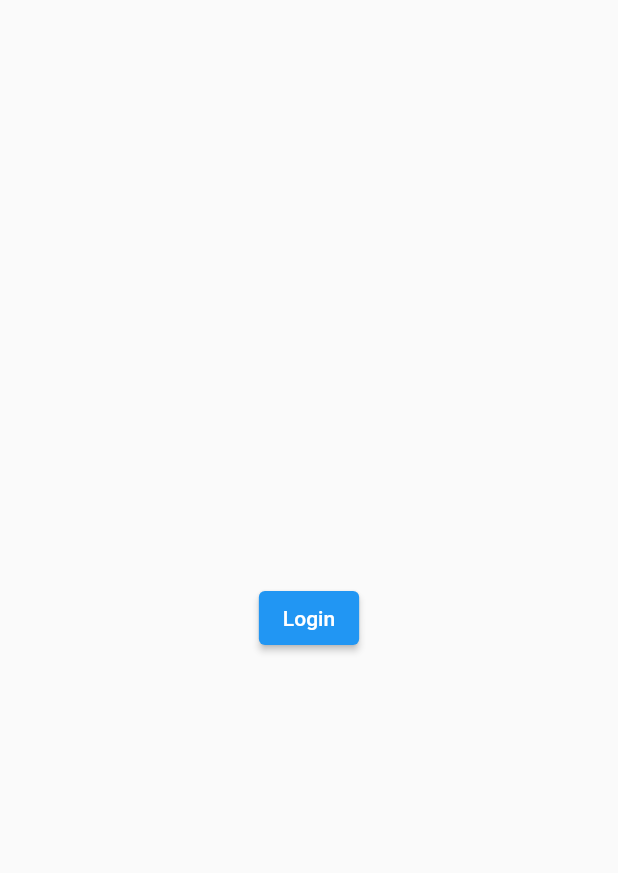
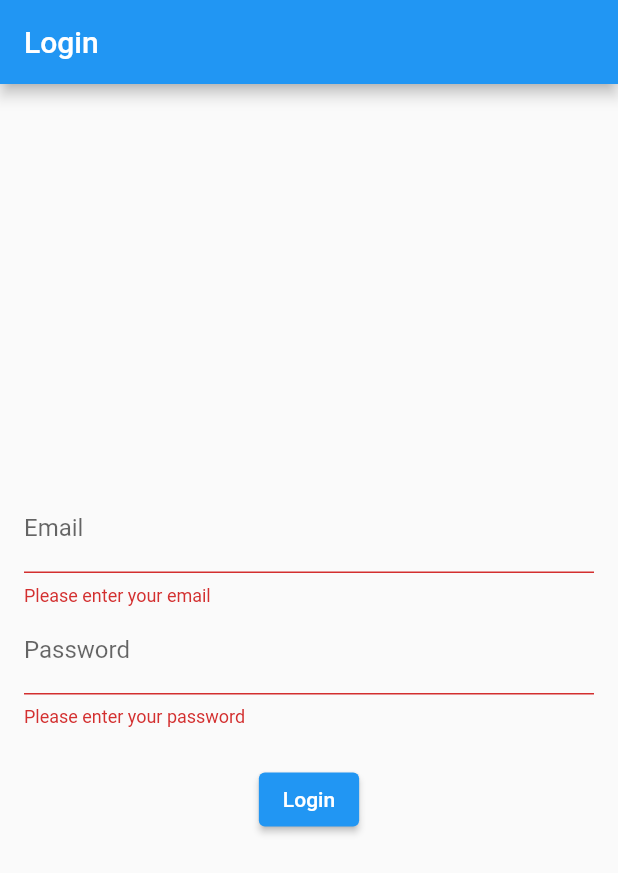
Before and after one commit to isomizer/-flutter-clean-architecture-template, a Flutter app: the screen it shows after launch, after a tap on "Login", on a phone screen of 412 x 824 dp. Shown: the top 873 px of the screen. Run offline on Flutter 3.47's test engine with Material 2 defaults, Android fonts, the phone set to English and light mode, and no system bars; our stand-ins replace flutter_riverpod, go_router, riverpod_annotation, stack_trace; missing offline and left inert: flutter_jailbreak_detection.

Commit message:
update login and seperate folder main app

```diff
--- a/lib/features/login/views/login_page.dart
+++ b/lib/features/login/views/login_page.dart
@@ -30,25 +30,56 @@ class _LoginPageState extends ConsumerState<LoginPage>
 
   @override
   Widget build(BuildContext context) {
+     final formKey = GlobalKey<FormState>();
     return Scaffold(
-      body: Center(
-        child: AnimatedBuilder(
-          animation: _controller,
-          builder: (context, child) {
-            return Column(
-              mainAxisAlignment: MainAxisAlignment.center,
-              children: [
-                if (_controller.isAnimating)
-                  CircularProgressIndicator(value: _controller.value)
-                else
-                  child!,
-              ],
-            );
-          },
-          child: ElevatedButton(
-            onPressed: _controller.forward,
-            child: const Text('Login'),
-          ),
+      appBar: AppBar(
+        title: const Text('Login'),
+      ),
+      body: Form(
+        key: formKey,
+        child: Column(
+          mainAxisAlignment: MainAxisAlignment.center,
+          children: [
+            Padding(
+              padding: const EdgeInsets.symmetric(horizontal: 16),
+              child: TextFormField(
+                decoration: const InputDecoration(
+                  labelText: 'Email',
+                ),
+                validator: (value) {
+                  if (value == null || value.isEmpty) {
+                    return 'Please enter your email';
+                  }
+                  return null;
+                },
+              ),
+            ),
+            Padding(
+              padding: const EdgeInsets.symmetric(horizontal: 16),
+              child: TextFormField(
+                obscureText: true,
+                decoration: const InputDecoration(
+                  labelText: 'Password',
+                ),
+                validator: (value) {
+                  if (value == null || value.isEmpty) {
+                    return 'Please enter your password';
+                  }
+                  return null;
+                },
+              ),
+            ),
+            const SizedBox(height: 24),
+            ElevatedButton(
+              onPressed: () {
+                if (formKey.currentState!.validate()) {
+                  // Process login
+                  ref.read(loggedInProvider.notifier).state = true;
+                }
+              },
+              child: const Text('Login'),
+            ),
+          ],
         ),
       ),
     );
--- a/lib/main.dart
+++ b/lib/main.dart
@@ -1,5 +1,5 @@
 import 'main_app/flavors.dart';
-import 'main_app/mainRunApp.dart';
+import 'main_app/main_run_app.dart';
 
 Future<void> main() async{
   F.appFlavor= Flavor.dev;
--- a/lib/main_app/main_dev.dart
+++ b/lib/main_app/main_dev.dart
@@ -1,5 +1,5 @@
 import 'flavors.dart';
-import 'mainRunApp.dart';
+import 'main_run_app.dart';
 
 Future<void> main() async {
   F.appFlavor = Flavor.dev;
--- a/lib/main_app/main_prd.dart
+++ b/lib/main_app/main_prd.dart
@@ -1,6 +1,6 @@
 
 import 'flavors.dart';
-import 'mainRunApp.dart';
+import 'main_run_app.dart';
 
 Future<void> main() async {
   F.appFlavor = Flavor.prd;
--- a/lib/main_app/main_stg.dart
+++ b/lib/main_app/main_stg.dart
@@ -1,5 +1,5 @@
 import 'flavors.dart';
-import 'mainRunApp.dart';
+import 'main_run_app.dart';
 
 Future<void> main() async {
   F.appFlavor = Flavor.stg;
```
Also changed, not shown: lib/features/home/views/home_page.dart (+26 -2 lines), lib/main_app/main_run_app.dart (renamed from lib/main_app/mainRunApp.dart).
